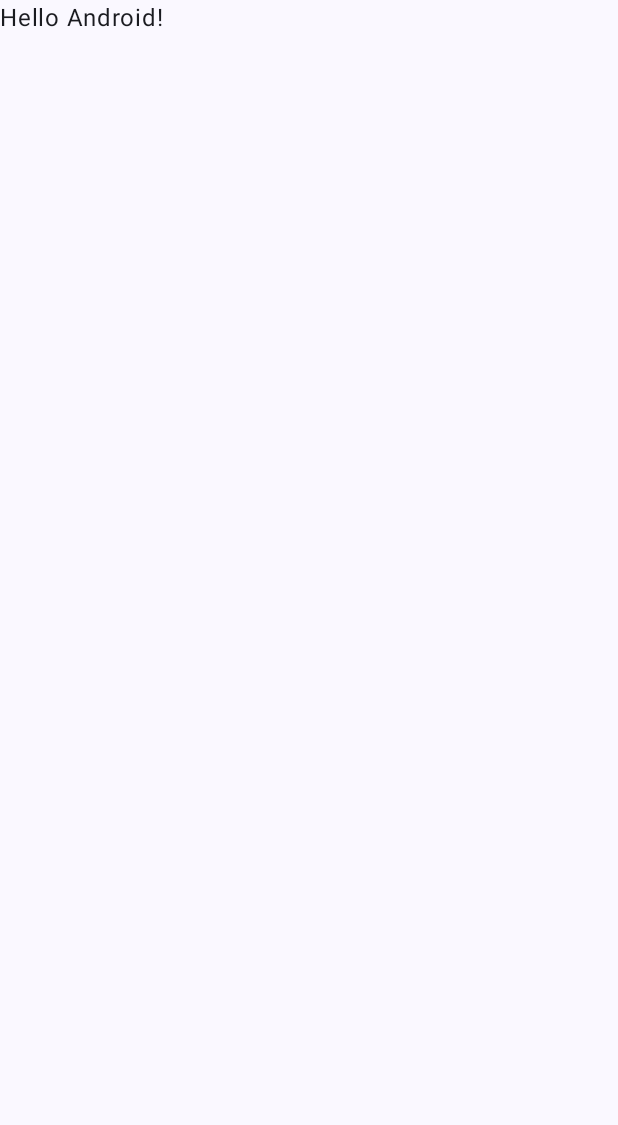
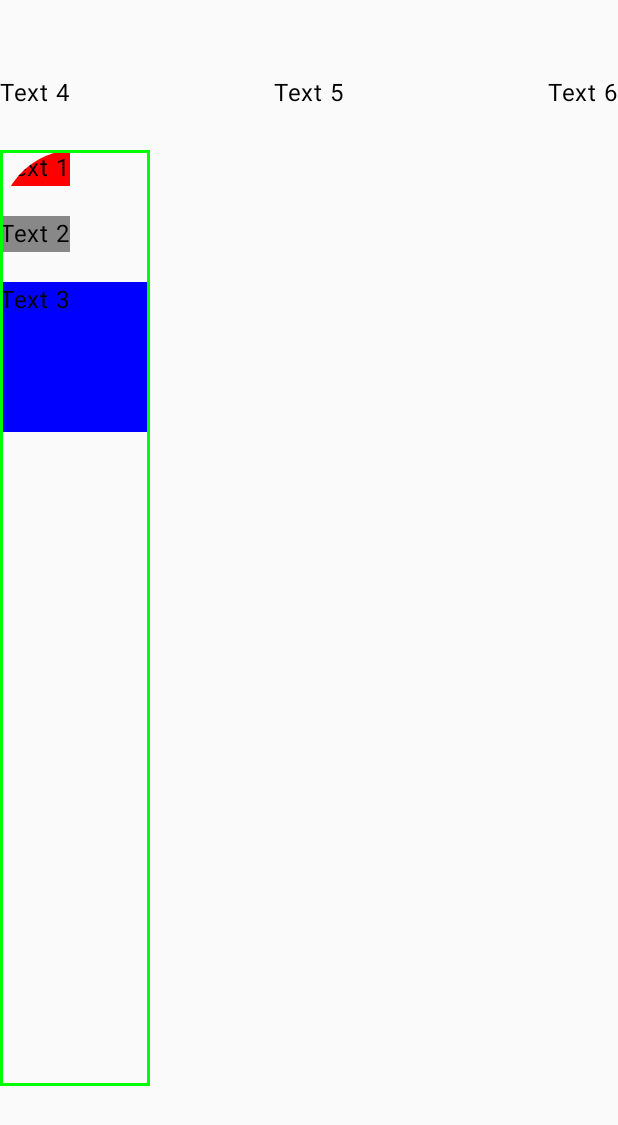
Before and after one commit to docfr10/Lesson-JetpackStart, an Android app built with Jetpack Compose: the screen it shows after launch (MainActivity), on a phone screen of 412 x 824 dp. Before the commit the part shown is almost empty. Shown: the top 1125 px of the screen. Run offline under Robolectric (Android 15) with nearby library versions, the phone set to English and light mode, and no system bars.

Commit message:
Lesson 1

```diff
--- a/app/src/main/java/com/example/lesson_jetpackstart/MainActivity.kt
+++ b/app/src/main/java/com/example/lesson_jetpackstart/MainActivity.kt
@@ -4,44 +4,112 @@ import android.os.Bundle
 import androidx.activity.ComponentActivity
 import androidx.activity.compose.setContent
 import androidx.activity.enableEdgeToEdge
+import androidx.compose.foundation.background
+import androidx.compose.foundation.border
+import androidx.compose.foundation.layout.Arrangement
+import androidx.compose.foundation.layout.Box
+import androidx.compose.foundation.layout.Column
+import androidx.compose.foundation.layout.Row
+import androidx.compose.foundation.layout.fillMaxHeight
 import androidx.compose.foundation.layout.fillMaxSize
+import androidx.compose.foundation.layout.fillMaxWidth
 import androidx.compose.foundation.layout.padding
-import androidx.compose.material3.Scaffold
+import androidx.compose.foundation.layout.size
+import androidx.compose.foundation.shape.CircleShape
 import androidx.compose.material3.Text
 import androidx.compose.runtime.Composable
+import androidx.compose.ui.Alignment
 import androidx.compose.ui.Modifier
+import androidx.compose.ui.draw.clip
+import androidx.compose.ui.graphics.Color
+import androidx.compose.ui.graphics.RectangleShape
 import androidx.compose.ui.tooling.preview.Preview
+import androidx.compose.ui.unit.dp
+import androidx.compose.ui.unit.sp
 import com.example.lesson_jetpackstart.ui.theme.LessonJetpackStartTheme
 
 class MainActivity : ComponentActivity() {
     override fun onCreate(savedInstanceState: Bundle?) {
         super.onCreate(savedInstanceState)
         enableEdgeToEdge()
+
+        // В данном методе начинается создание интерфейса приложения
         setContent {
+            // Метод, определяющий тему и визуальное отображение элементов(цветов, шрифта и пр.)
             LessonJetpackStartTheme {
-                Scaffold(modifier = Modifier.fillMaxSize()) { innerPadding ->
-                    Greeting(
-                        name = "Android",
-                        modifier = Modifier.padding(innerPadding)
-                    )
-                }
+                //UserInterface()
+                Containers()
             }
         }
     }
 }
 
+// Аннотация @Composable позволяет выделить функцию в коде и задать ей возможность отрисовки UI
 @Composable
-fun Greeting(name: String, modifier: Modifier = Modifier) {
+// Предпросмотр интерфейса при помощи @Preview позволяет увидеть интерфейс приложения без запуска телефона
+@Preview(showBackground = true, showSystemUi = true)
+fun UserInterface() {
+    // UI элемент, показывающий текст на экране
     Text(
-        text = "Hello $name!",
-        modifier = modifier
+        text = "Hello, World!",
+        // modifier — позволяет визуально изменять элементы
+        modifier = Modifier
+            // Задает отступы для элемента
+            .padding(
+                horizontal = 100.dp,
+                vertical = 150.dp
+            )
+            // Размер того, сколько элемент занимает места на экране
+            .size(200.dp),
+        // Размер шрифта текста
+        fontSize = 30.sp
     )
 }
 
-@Preview(showBackground = true)
 @Composable
-fun GreetingPreview() {
-    LessonJetpackStartTheme {
-        Greeting("Android")
+@Preview(showBackground = true, showSystemUi = true)
+fun Containers() {
+    // Контейнер Column — колонна, размещает элементы сверху-вниз
+    Column(
+        verticalArrangement = Arrangement.spacedBy(20.dp),
+        modifier = Modifier
+        .fillMaxHeight()
+        .padding(vertical = 100.dp)
+        // Обводка элемента
+        .border(2.dp, Color.Green)
+        // Обрезка элемента по форме
+        .clip(shape = CircleShape)
+    ) {
+        Text("Text 1", modifier = Modifier.background(Color.Red))
+        Text("Text 2", modifier = Modifier.background(Color.Gray))
+        Text(
+            "Text 3", modifier = Modifier
+                .size(100.dp)
+                .background(Color.Blue)
+        )
+    }
+
+    // Контейнер Row — ряд, размещает элементы слева-направо
+    Row(
+        // Располагает элементы ВНУТРИ Row с определенным интервалом
+        horizontalArrangement = Arrangement.SpaceBetween,
+        modifier = Modifier
+            // Задавание элементу заполнения всего
+            // пространства по горизонтали
+            .fillMaxWidth()
+            .padding(vertical = 50.dp)) {
+        Text("Text 4")
+        Text("Text 5")
+        Text("Text 6")
+    }
+
+    // Контейнер Box — накладывает элементы друг на друга
+    Box(
+        contentAlignment = Alignment.BottomStart,
+        modifier = Modifier.padding(vertical = 350.dp, horizontal = 250.dp).size(400.dp))
+    {
+        Text("Text 7")
+        Text("Text 8")
+        Text("Text 9")
     }
 }
```
